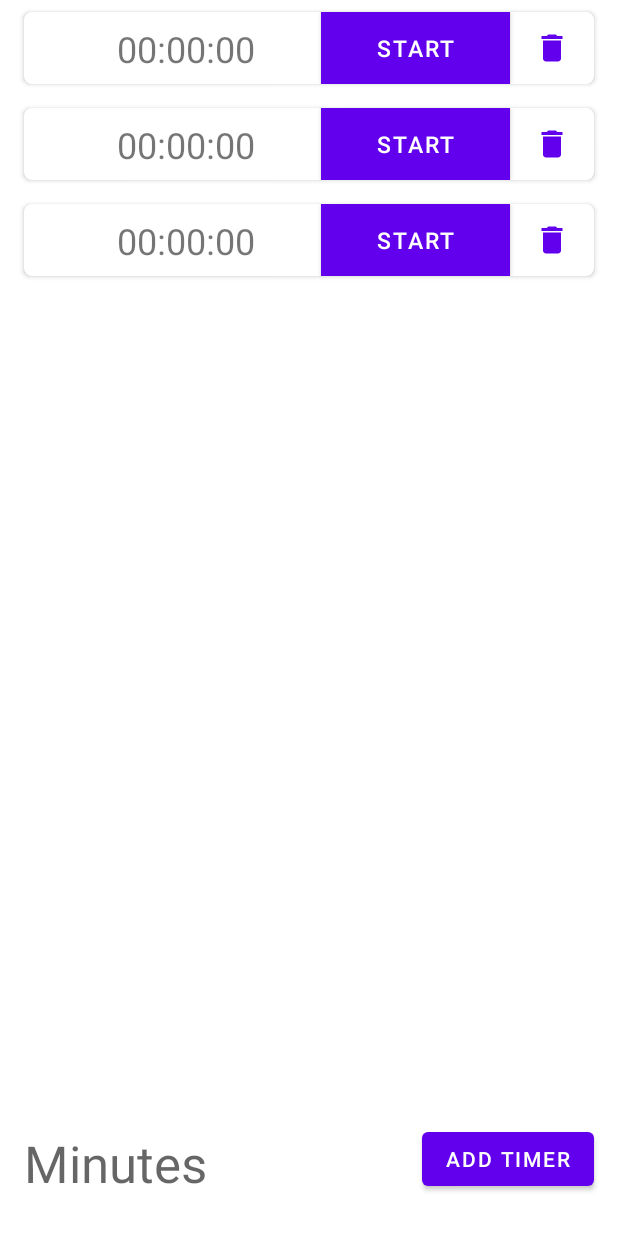
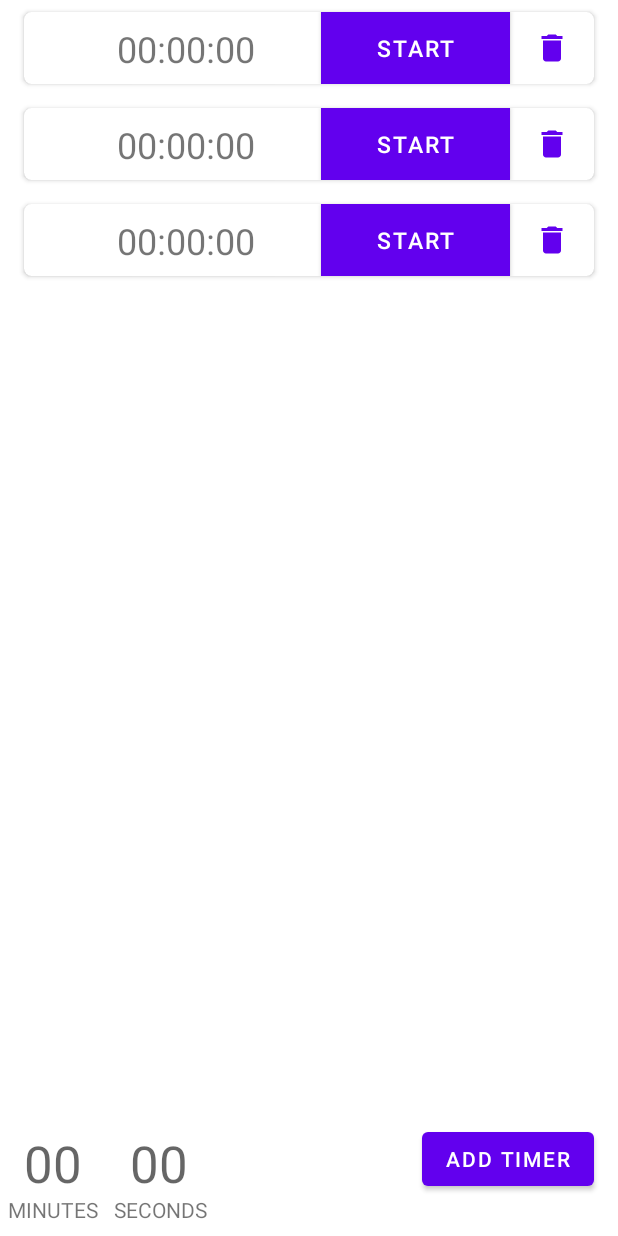
Before and after one commit to fliker2309/RSShool2021-Android-task-Pomodoro, an Android app: the layout activity_main.xml on its own in the app's theme, with its tools: preview values and no code run, on a phone screen of 412 x 824 dp. Run offline under Robolectric (Android 15) with nearby library versions, the phone set to English and light mode, and no system bars.

Commit message:
add:secondsField

```diff
--- a/app/src/main/res/layout/activity_main.xml
+++ b/app/src/main/res/layout/activity_main.xml
@@ -30,13 +30,47 @@
         android:layout_height="wrap_content"
         android:layout_marginBottom="@dimen/main_margin"
         android:background="@color/transparent"
-        android:hint="Minutes"
+        android:hint="00"
         android:inputType="time"
-        android:maxLength="4"
+        android:maxLength="2"
         android:textAppearance="@style/TextAppearance.AppCompat.Display1"
         app:layout_constraintBottom_toBottomOf="@id/margin_bottom_guideline"
         app:layout_constraintStart_toStartOf="parent" />
+    <com.google.android.material.textview.MaterialTextView
+        android:id="@+id/minutes_tv"
+        android:layout_width="0dp"
+        android:layout_height="wrap_content"
+        android:layout_marginStart="5dp"
+        android:text="MINUTES"
 
+        app:layout_constraintStart_toStartOf="@id/field_minutes"
+        app:layout_constraintEnd_toEndOf="@id/field_minutes"
+        app:layout_constraintBottom_toBottomOf="@id/margin_bottom_guideline"/>
+
+
+    <com.google.android.material.textfield.TextInputEditText
+        android:id="@+id/field_seconds"
+        style="@style/Widget.MaterialComponents.TextInputLayout.FilledBox"
+        android:layout_width="wrap_content"
+        android:layout_height="wrap_content"
+        android:layout_marginBottom="@dimen/main_margin"
+        android:background="@color/transparent"
+        android:hint="00"
+        android:inputType="time"
+        android:maxLength="2"
+        android:textAppearance="@style/TextAppearance.AppCompat.Display1"
+        app:layout_constraintBottom_toBottomOf="@id/margin_bottom_guideline"
+        app:layout_constraintStart_toEndOf="@id/field_minutes" />
+
+    <com.google.android.material.textview.MaterialTextView
+        android:id="@+id/seconds_tv"
+        android:layout_width="0dp"
+        android:layout_height="wrap_content"
+        android:layout_marginStart="5dp"
+        android:text="SECONDS"
+        app:layout_constraintStart_toStartOf="@id/field_seconds"
+        app:layout_constraintEnd_toEndOf="@id/field_seconds"
+        app:layout_constraintBottom_toBottomOf="@id/margin_bottom_guideline"/>
 
     <com.google.android.material.button.MaterialButton
         android:id="@+id/add_new_timer_button"
```
Also changed, not shown: app/src/main/java/com/example/rsshool2021_android_task_pomodoro/MainActivity.kt (+24 -6 lines).
